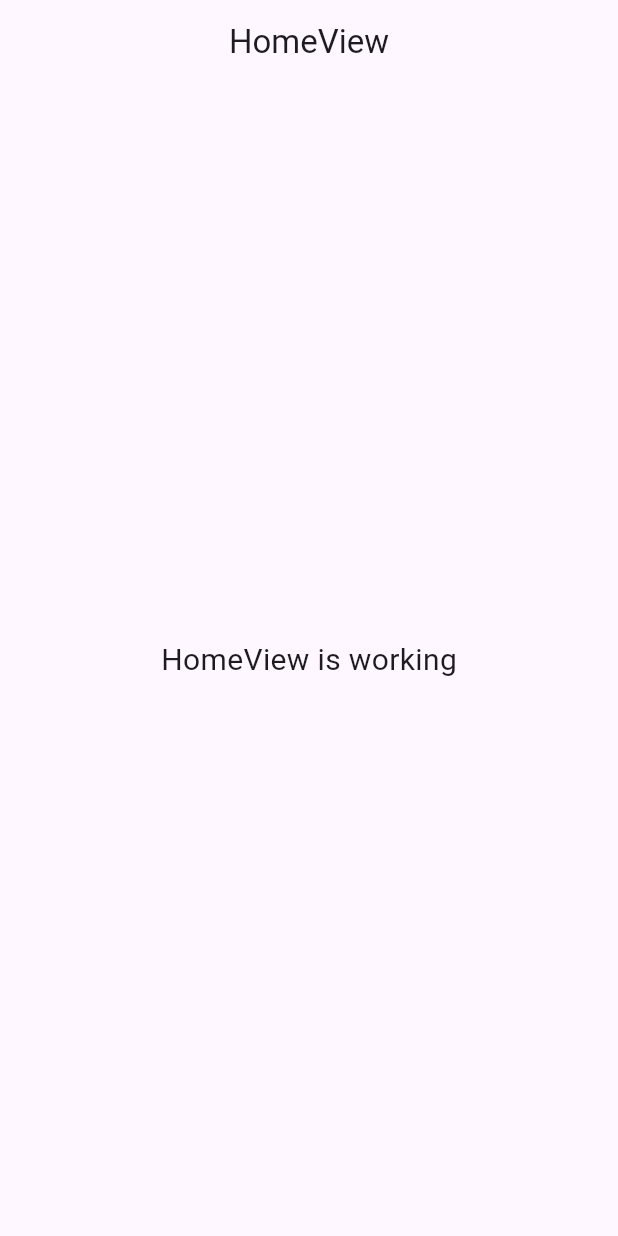
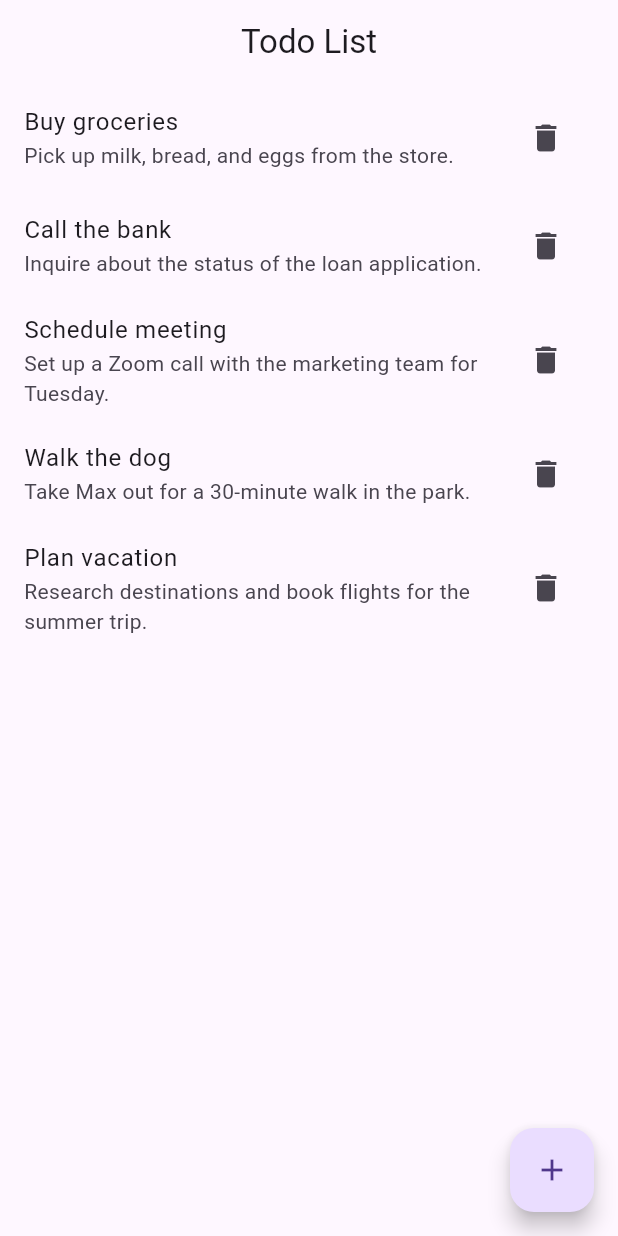
Before and after one commit to Milarize/week_6, a Flutter app: the screen it shows after launch, on a phone screen of 412 x 824 dp. Run offline on Flutter 3.47's test engine with Material 3 defaults, Android fonts, the phone set to English and light mode, and no system bars; our stand-ins replace get.

Commit message:
todo_list | create && delete

```diff
--- /dev/null
+++ b/lib/app/data/services/todo_service.dart
@@ -0,0 +1,26 @@
+import 'package:get/get.dart';
+import 'package:getx/app/data/todo.dart';
+
+class TodoService extends GetxService {
+  final todos = <Todo>[
+Todo(title: 'Buy groceries', description: 'Pick up milk, bread, and eggs from the store.'),
+Todo(title: 'Call the bank', description: 'Inquire about the status of the loan application.'),
+Todo(title: 'Schedule meeting', description: 'Set up a Zoom call with the marketing team for Tuesday.'),
+Todo(title: 'Walk the dog', description: 'Take Max out for a 30-minute walk in the park.'),
+Todo(title: 'Plan vacation', description: 'Research destinations and book flights for the summer trip.'),
+
+  ].obs;
+
+  void addTodo(Todo todo) {
+    todos.add(todo);
+  }
+
+  void removeTodoAt(int index) {
+    todos.removeAt(index);
+  }
+
+  void toggleTodoStatus(int index) {
+    todos[index].isDone = !todos[index].isDone;
+    todos.refresh();
+  }
+}
--- /dev/null
+++ b/lib/app/data/todo.dart
@@ -0,0 +1,61 @@
+import 'dart:convert';
+
+class Todo {
+  String title;
+  String description;
+  bool isDone;
+  Todo({
+    required this.title,
+    required this.description,
+    this.isDone = false,
+  });
+
+  Todo copyWith({
+    String? title,
+    String? description,
+    bool? isDone,
+  }) {
+    return Todo(
+      title: title ?? this.title,
+      description: description ?? this.description,
+      isDone: isDone ?? this.isDone,
+    );
+  }
+
+  Map<String, dynamic> toMap() {
+    return <String, dynamic>{
+      'title': title,
+      'description': description,
+      'isDone': isDone,
+    };
+  }
+
+  factory Todo.fromMap(Map<String, dynamic> map) {
+    return Todo(
+      title: map['title'] as String,
+      description: map['description'] as String,
+      isDone: map['isDone'] as bool,
+    );
+  }
+
+  String toJson() => json.encode(toMap());
+
+  factory Todo.fromJson(String source) =>
+      Todo.fromMap(json.decode(source) as Map<String, dynamic>);
+
+  @override
+  String toString() =>
+      'Todo(title: $title, description: $description, isDone: $isDone)';
+
+  @override
+  bool operator ==(covariant Todo other) {
+    if (identical(this, other)) return true;
+
+    return other.title == title &&
+        other.description == description &&
+        other.isDone == isDone;
+  }
+
+  @override
+  int get hashCode => title.hashCode ^ description.hashCode ^ isDone.hashCode;
+}
--- a/lib/app/modules/home/bindings/home_binding.dart
+++ b/lib/app/modules/home/bindings/home_binding.dart
@@ -1,4 +1,5 @@
 import 'package:get/get.dart';
+import 'package:getx/app/data/services/todo_service.dart';
 
 import '../controllers/home_controller.dart';
 
@@ -8,5 +9,7 @@ class HomeBinding extends Bindings {
     Get.lazyPut<HomeController>(
       () => HomeController(),
     );
+
+    Get.lazyPut<TodoService>(() => TodoService());
   }
 }
--- a/lib/app/modules/home/controllers/home_controller.dart
+++ b/lib/app/modules/home/controllers/home_controller.dart
@@ -1,9 +1,24 @@
 import 'package:get/get.dart';
+import 'package:getx/app/data/services/todo_service.dart';
+import 'package:getx/app/data/todo.dart';
 
 class HomeController extends GetxController {
-  //TODO: Implement HomeController
+  final TodoService todoService = Get.find();
 
-  final count = 0.obs;
+  void addNewTodo() {
+    todoService
+        .addTodo(Todo(title: 'New Task', description: 'Task Description'));
+  }
+
+  void toggleTodoStatus(int index) {
+    todoService.toggleTodoStatus(index);
+    update();
+  }
+
+  void removeTode(int index) {
+    todoService.removeTodoAt(index);
+  }
+
   @override
   void onInit() {
     super.onInit();
@@ -18,6 +33,4 @@ class HomeController extends GetxController {
   void onClose() {
     super.onClose();
   }
-
-  void increment() => count.value++;
 }
--- a/lib/app/modules/home/views/home_view.dart
+++ b/lib/app/modules/home/views/home_view.dart
@@ -1,3 +1,5 @@
+import 'dart:developer';
+
 import 'package:flutter/material.dart';
 
 import 'package:get/get.dart';
@@ -5,19 +7,44 @@ import 'package:get/get.dart';
 import '../controllers/home_controller.dart';
 
 class HomeView extends GetView<HomeController> {
-  const HomeView({Key? key}) : super(key: key);
+  HomeView({Key? key}) : super(key: key);
   @override
   Widget build(BuildContext context) {
     return Scaffold(
       appBar: AppBar(
-        title: const Text('HomeView'),
+        title: const Text('Todo List'),
         centerTitle: true,
       ),
-      body: const Center(
-        child: Text(
-          'HomeView is working',
-          style: TextStyle(fontSize: 20),
-        ),
+      body: Obx(
+        () {
+          return ListView.builder(
+              itemCount: controller.todoService.todos.length,
+              itemBuilder: (context, index) {
+                final todo = controller.todoService.todos[index];
+                return Ink(
+                  color: todo.isDone ? Colors.blue : Colors.transparent,
+                  child: ListTile(
+                      tileColor: todo.isDone ? Colors.blue : null,
+                      title: Text(todo.title),
+                      subtitle: Text(todo.description),
+                      trailing: IconButton(
+                          onPressed: () {
+                            controller.removeTode(index);
+                          },
+                          icon: Icon(Icons.delete)),
+                      onLongPress: () {
+                        controller.toggleTodoStatus(index);
+                        log('${todo.isDone}');
+                      }),
+                );
+              });
+        },
+      ),
+      floatingActionButton: FloatingActionButton(
+        onPressed: () {
+          controller.addNewTodo();
+        },
+        child: Icon(Icons.add),
       ),
     );
   }
--- a/lib/app/routes/app_pages.dart
+++ b/lib/app/routes/app_pages.dart
@@ -13,7 +13,7 @@ class AppPages {
   static final routes = [
     GetPage(
       name: _Paths.HOME,
-      page: () => const HomeView(),
+      page: () => HomeView(),
       binding: HomeBinding(),
     ),
   ];
```
